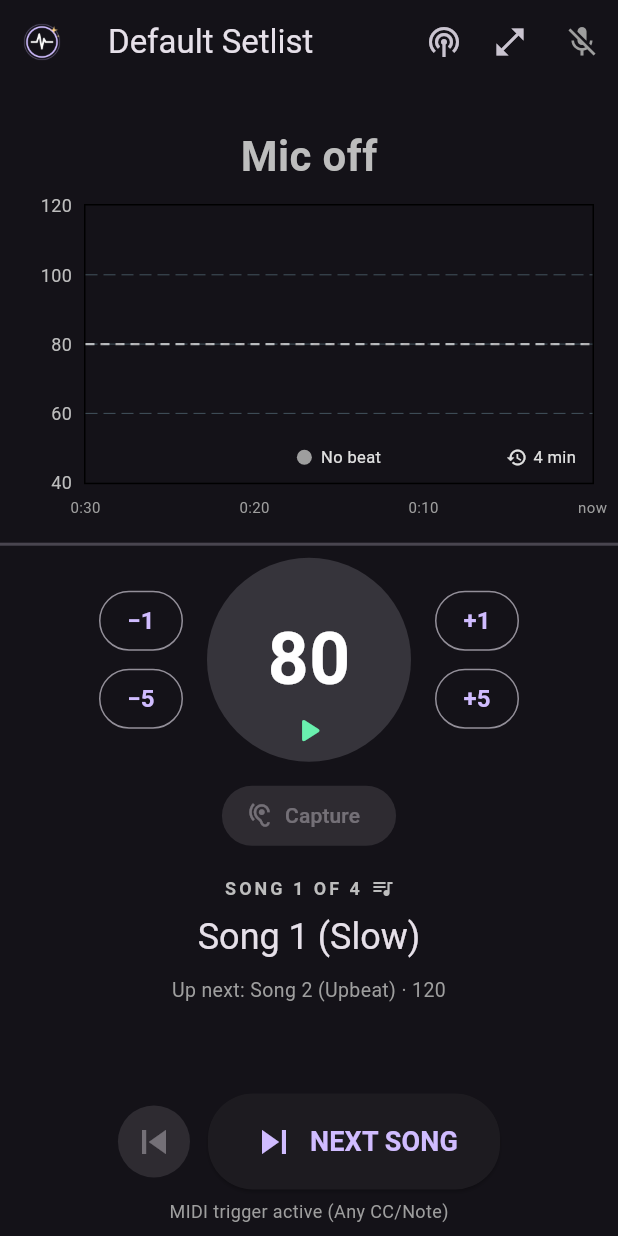
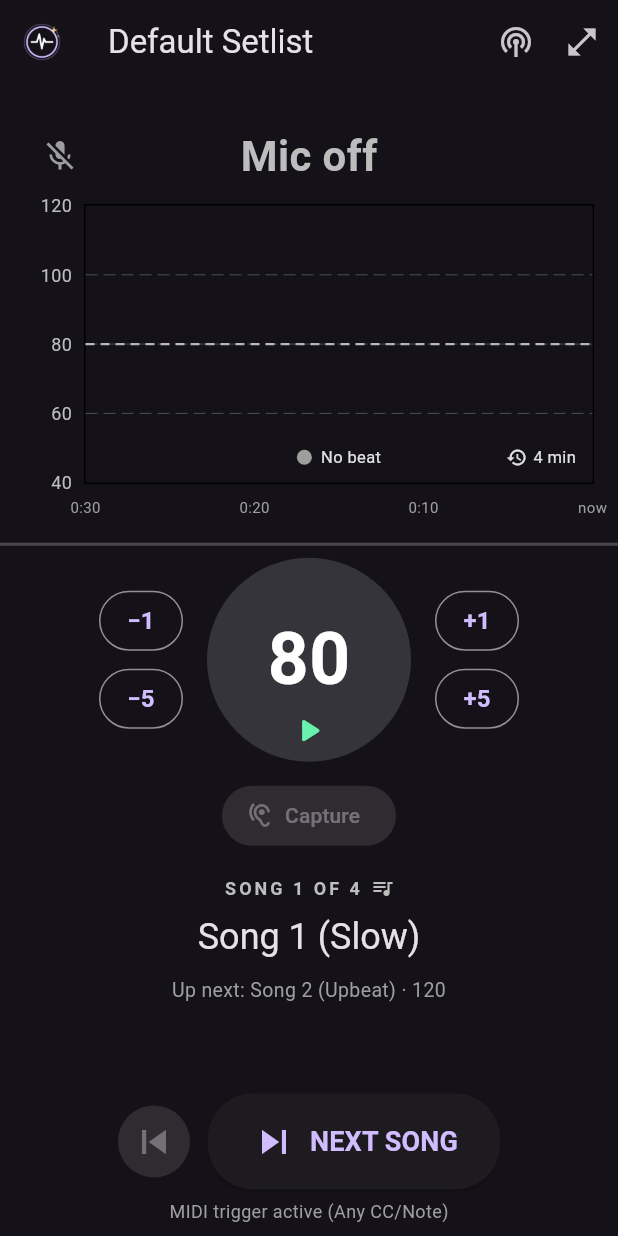
Before and after one commit to greenlava82/Beth, a Flutter app: the screen it shows after launch, on a phone screen of 412 x 824 dp. Run offline on Flutter 3.47's test engine with Material 3 defaults, Android fonts, the phone set to English and light mode, and no system bars; drawn by our look-alikes of fl_chart; our stand-ins replace package_info_plus, permission_handler, share_plus, shared_preferences, wakelock_plus; missing offline and left inert: bluetooth_low_energy, file_selector, flutter_midi_command, record.

Commit message:
Move the mic toggle next to the tempo readout
The mic is rarely toggled, so it leaves the app bar and sits at the left
end of the Listening/BPM strip, beside what it controls. It shows in
setlist, show and free-running modes and gained a tooltip.

Co-Authored-By: Claude Sonnet 5.5 <noreply@anthropic.com>

```diff
--- a/lib/main.dart
+++ b/lib/main.dart
@@ -2092,8 +2092,29 @@ class _MetronomeScreenState extends State<MetronomeScreen>
     // A fixed height, so the plot doesn't resize when the badge comes and goes.
     return SizedBox(
       height: _readoutHeight,
-      child: Center(
-        child: FittedBox(
+      child: Stack(
+        alignment: Alignment.center,
+        children: [
+          // The mic toggle is pinned to the left of the readout. The readout
+          // keeps clear of it (48 px each side, so it stays centred).
+          Align(
+            alignment: Alignment.centerLeft,
+            child: IconButton(
+              tooltip: _isRecording ? 'Stop listening' : 'Start listening',
+              icon: Icon(_isRecording ? Icons.mic : Icons.mic_off),
+              color: _isRecording ? Colors.redAccent : Colors.grey,
+              onPressed: () {
+                if (_isRecording) {
+                  _stopRecording();
+                } else {
+                  _startRecording();
+                }
+              },
+            ),
+          ),
+          Padding(
+            padding: const EdgeInsets.symmetric(horizontal: 48),
+            child: FittedBox(
           fit: BoxFit.scaleDown,
           child: hasTempo
               ? Row(
@@ -2144,7 +2165,9 @@ class _MetronomeScreenState extends State<MetronomeScreen>
                       fontWeight: FontWeight.w600,
                       color: Colors.grey[400]),
                 ),
-        ),
+            ),
+          ),
+        ],
       ),
     );
   }
@@ -2312,17 +2335,6 @@ class _MetronomeScreenState extends State<MetronomeScreen>
             icon: Icon(_mode == _ScreenMode.freeRunning ? Icons.close_fullscreen : Icons.open_in_full),
             onPressed: () => _setFreeRunning(_mode != _ScreenMode.freeRunning),
           ),
-          IconButton(
-            icon: Icon(_isRecording ? Icons.mic : Icons.mic_off),
-            color: _isRecording ? Colors.redAccent : Colors.grey,
-            onPressed: () {
-              if (_isRecording) {
-                _stopRecording();
-              } else {
-                _startRecording();
-              }
-            },
-          )
         ],
       ),
       drawer: _buildDrawer(),
```
